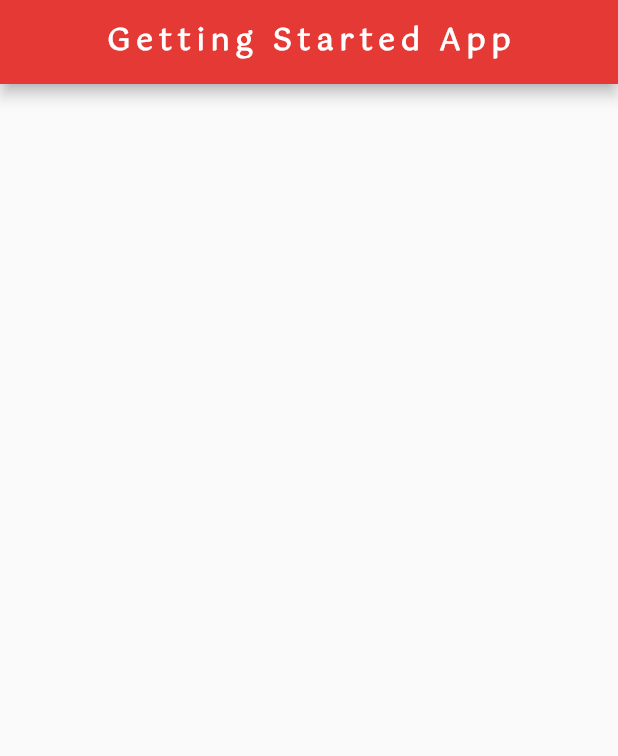
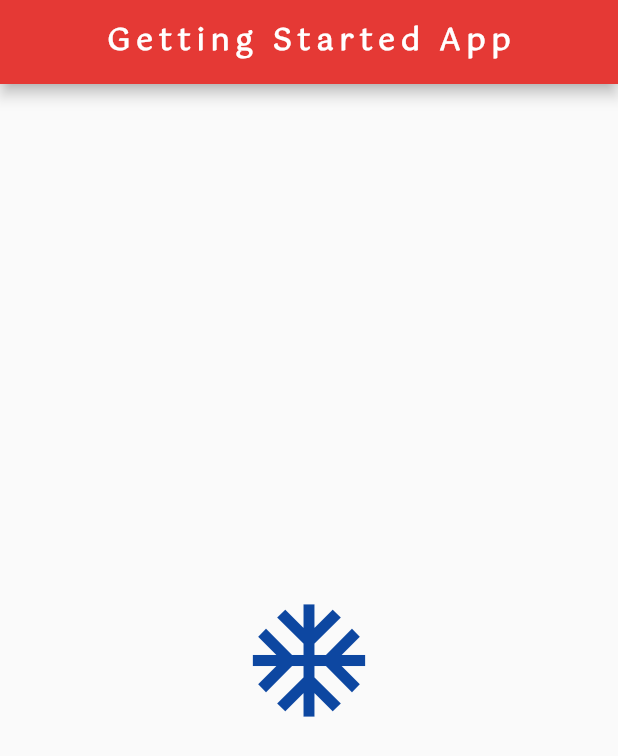
Before and after one commit to brentjeffson/flutter-getting_started_app, a Flutter app: the screen it shows after launch, on a phone screen of 412 x 824 dp. Shown: the top 756 px of the screen. Run offline on Flutter 3.47's test engine with Material 2 defaults, Android fonts, the phone set to English and light mode, and no system bars.

Commit message:
an icon button

```diff
--- a/lib/main.dart
+++ b/lib/main.dart
@@ -21,6 +21,16 @@ class Home extends StatelessWidget {
         centerTitle: true,
         backgroundColor: Colors.red[600],
       ),
+      body: Center(
+        child: IconButton(
+          onPressed: () {
+            print("It's Cold");
+          },
+          icon: Icon(Icons.ac_unit),
+          iconSize: 90,
+          color: Colors.blue[900],
+        ),
+      ),
     );
   }
 }
```
